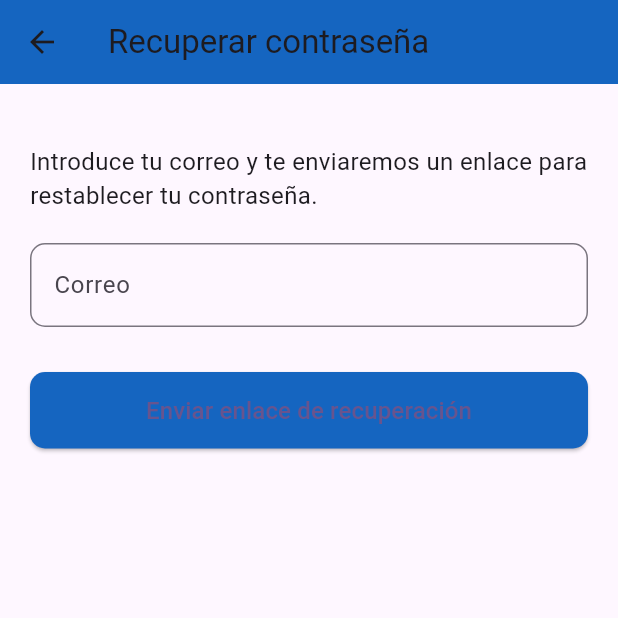
After one commit to AndresBirtu/teampulse, a Flutter app: the screen it shows after launch, after a tap on "¿Olvidaste tu contraseña?", on a phone screen of 412 x 824 dp, the top half of it. The commit adds this screen. Run offline on Flutter 3.47's test engine with Material 3 defaults, Android fonts, the phone set to English and light mode, and no system bars; our stand-ins replace firebase_auth, firebase_core; accounts and stored records are empty.

Commit message:
recuperarContraseñia

```diff
--- a/lib/home_page.dart
+++ b/lib/home_page.dart
@@ -1,4 +1,5 @@
 import 'package:flutter/material.dart';
+import 'recuperarContrasena_page.dart';
 
 class HomePage extends StatelessWidget {
   const HomePage({super.key});
@@ -81,6 +82,24 @@ class HomePage extends StatelessWidget {
                         child: const Text(
                           "Iniciar",
                           style: TextStyle(fontSize: 18, color: Colors.white),
+                        ),
+                      ),
+                    ),
+                    const SizedBox(height: 10),
+                    TextButton(
+                      onPressed: () {
+                        Navigator.of(context).push(
+                          MaterialPageRoute(
+                            builder: (_) => const RecuperarContrasenaPage(),
+                          ),
+                        );
+                      },
+                      child: const Text(
+                        "¿Olvidaste tu contraseña?",
+                        style: TextStyle(
+                          color: Colors.blue,
+                          fontSize: 14,
+                          decoration: TextDecoration.underline,
                         ),
                       ),
                     ),
--- a/lib/main.dart
+++ b/lib/main.dart
@@ -1,39 +1,48 @@
 import 'package:flutter/material.dart';
+import 'package:firebase_core/firebase_core.dart';
 import 'home_page.dart';
 
-void main() {
-  runApp(const MyApp());
+void main() async {
+  WidgetsFlutterBinding.ensureInitialized();
+  try {
+    await Firebase.initializeApp();
+    runApp(const MyApp());
+  } catch (e) {
+    runApp(ErrorApp(error: e.toString()));
+  }
 }
 
 class MyApp extends StatelessWidget {
   const MyApp({super.key});
 
-  // This widget is the root of your application.
   @override
   Widget build(BuildContext context) {
     return MaterialApp(
-      title: 'Flutter Demo',
+      title: 'CoachUp',
       theme: ThemeData(
-        // This is the theme of your application.
-        //
-        // TRY THIS: Try running your application with "flutter run". You'll see
-        // the application has a purple toolbar. Then, without quitting the app,
-        // try changing the seedColor in the colorScheme below to Colors.green
-        // and then invoke "hot reload" (save your changes or press the "hot
-        // reload" button in a Flutter-supported IDE, or press "r" if you used
-        // the command line to start the app).
-        //
-        // Notice that the counter didn't reset back to zero; the application
-        // state is not lost during the reload. To reset the state, use hot
-        // restart instead.
-        //
-        // This works for code too, not just values: Most code changes can be
-        // tested with just a hot reload.
         colorScheme: ColorScheme.fromSeed(seedColor: Colors.deepPurple),
       ),
-  home: const HomePage(),
+      home: const HomePage(),
     );
   }
 }
 
-// ...existing code...
+class ErrorApp extends StatelessWidget {
+  final String error;
+  const ErrorApp({super.key, required this.error});
+
+  @override
+  Widget build(BuildContext context) {
+    return MaterialApp(
+      home: Scaffold(
+        body: Center(
+          child: Text(
+            " Error al conectar con Firebase:\n$error",
+            textAlign: TextAlign.center,
+            style: const TextStyle(color: Colors.red, fontSize: 18),
+          ),
+        ),
+      ),
+    );
+  }
+}
--- /dev/null
+++ b/lib/recuperarContrasena_page.dart
@@ -0,0 +1,125 @@
+import 'package:flutter/material.dart';
+import 'package:firebase_auth/firebase_auth.dart';
+
+class RecuperarContrasenaPage extends StatefulWidget {
+  const RecuperarContrasenaPage({super.key});
+
+  @override
+  State<RecuperarContrasenaPage> createState() => _RecuperarContrasenaPageState();
+}
+
+class _RecuperarContrasenaPageState extends State<RecuperarContrasenaPage> {
+  final TextEditingController _emailCtrl = TextEditingController();
+  final _formKey = GlobalKey<FormState>();
+  bool _loading = false;
+
+  Future<void> _enviarCorreoRecuperacion() async {
+    if (!_formKey.currentState!.validate()) return;
+
+    setState(() => _loading = true);
+    final email = _emailCtrl.text.trim();
+
+    try {
+      await FirebaseAuth.instance.sendPasswordResetEmail(email: email);
+      ScaffoldMessenger.of(context).showSnackBar(
+        SnackBar(
+          content: Text('Correo enviado a $email. Revisa tu bandeja (y spam).'),
+          backgroundColor: Colors.green[700],
+        ),
+      );
+      Navigator.of(context).pop(); // volver atrás tras enviar
+    } on FirebaseAuthException catch (e) {
+      String mensaje = 'Error al enviar el correo.';
+      if (e.code == 'user-not-found') {
+        mensaje = 'No existe una cuenta con ese correo.';
+      } else if (e.code == 'invalid-email') {
+        mensaje = 'Correo no válido.';
+      }
+      ScaffoldMessenger.of(context).showSnackBar(
+        SnackBar(content: Text(mensaje), backgroundColor: Colors.red[700]),
+      );
+    } finally {
+      if (mounted) setState(() => _loading = false);
+    }
+  }
+
+  @override
+  void dispose() {
+    _emailCtrl.dispose();
+    super.dispose();
+  }
+
+  @override
+  Widget build(BuildContext context) {
+    return Scaffold(
+      appBar: AppBar(
+        title: const Text('Recuperar contraseña'),
+        backgroundColor: Colors.blue[800],
+      ),
+      body: SafeArea(
+        child: SingleChildScrollView(
+          padding: const EdgeInsets.all(20),
+          child: Form(
+            key: _formKey,
+            child: Column(
+              children: [
+                const SizedBox(height: 20),
+                const Text(
+                  'Introduce tu correo y te enviaremos un enlace para restablecer tu contraseña.',
+                  style: TextStyle(fontSize: 16),
+                ),
+                const SizedBox(height: 20),
+                TextFormField(
+                  controller: _emailCtrl,
+                  keyboardType: TextInputType.emailAddress,
+                  decoration: InputDecoration(
+                    labelText: 'Correo',
+                    hintText: 'tu@correo.com',
+                    border: OutlineInputBorder(
+                      borderRadius: BorderRadius.circular(10),
+                    ),
+                  ),
+                  validator: (v) {
+                    if (v == null || v.trim().isEmpty) return 'Introduce un correo';
+                    final email = v.trim();
+                    if (!RegExp(r'^[^@]+@[^@]+\.[^@]+').hasMatch(email)) {
+                      return 'Correo no válido';
+                    }
+                    return null;
+                  },
+                ),
+                const SizedBox(height: 30),
+                SizedBox(
+                  width: double.infinity,
+                  child: ElevatedButton(
+                    onPressed: _loading ? null : _enviarCorreoRecuperacion,
+                    style: ElevatedButton.styleFrom(
+                      backgroundColor: Colors.blue[800],
+                      padding: const EdgeInsets.symmetric(vertical: 14),
+                      shape: RoundedRectangleBorder(
+                        borderRadius: BorderRadius.circular(10),
+                      ),
+                    ),
+                    child: _loading
+                        ? const SizedBox(
+                            height: 18,
+                            width: 18,
+                            child: CircularProgressIndicator(
+                              strokeWidth: 2,
+                              valueColor: AlwaysStoppedAnimation(Colors.white),
+                            ),
+                          )
+                        : const Text(
+                            'Enviar enlace de recuperación',
+                            style: TextStyle(fontSize: 16),
+                          ),
+                  ),
+                ),
+              ],
+            ),
+          ),
+        ),
+      ),
+    );
+  }
+}
```
Also changed, not shown: pubspec.yaml (+6 -71 lines), pubspec.lock, 5 other files.
